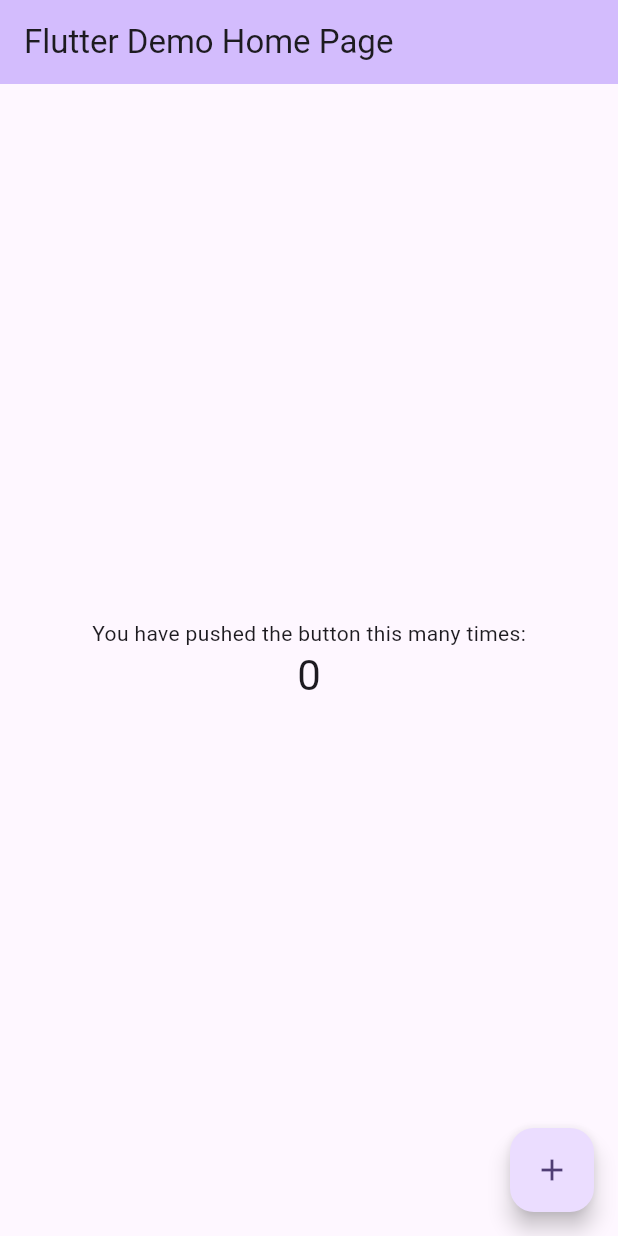
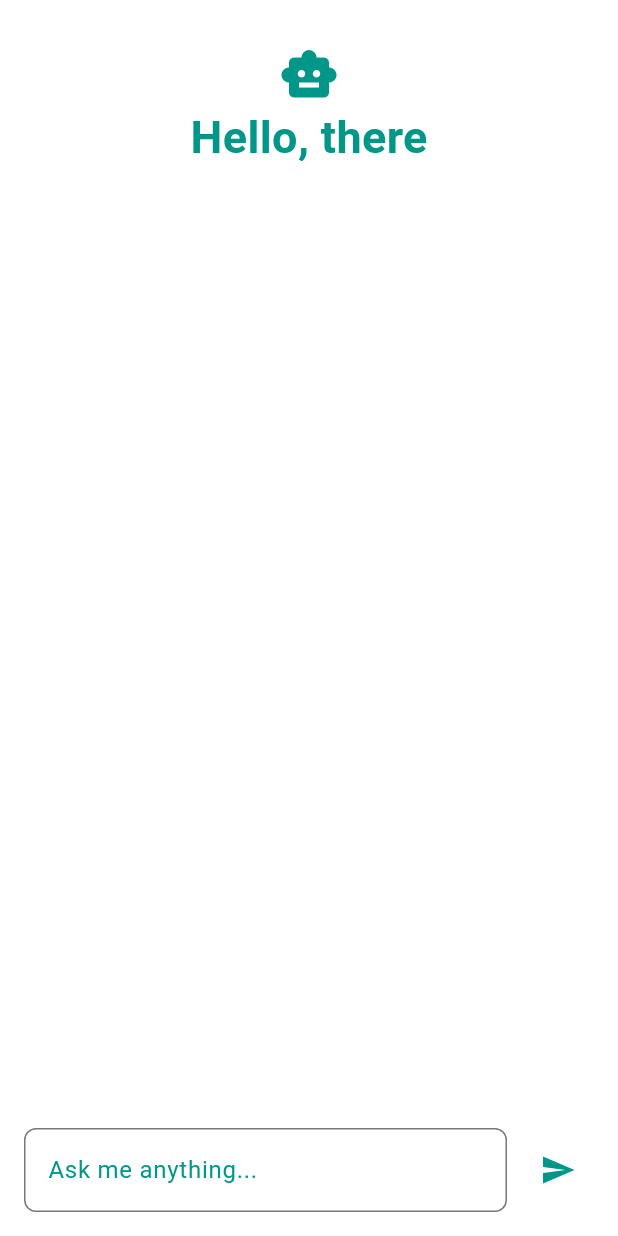
Before and after one commit to shashankpathak7798/cl_hackathon, a Flutter app: the screen it shows after launch, on a phone screen of 412 x 824 dp. Run offline on Flutter 3.47's test engine with Material 3 defaults, Android fonts, the phone set to English and light mode, and no system bars.

Commit message:
chat bot

```diff
--- a/lib/main.dart
+++ b/lib/main.dart
@@ -1,3 +1,4 @@
+import 'package:cl_hackathon/module/chatbot/presentations/widgets/chat_bot_mobile_view.dart';
 import 'package:flutter/material.dart';
 
 void main() {
@@ -13,25 +14,11 @@ class MyApp extends StatelessWidget {
     return MaterialApp(
       title: 'Flutter Demo',
       theme: ThemeData(
-        // This is the theme of your application.
-        //
-        // TRY THIS: Try running your application with "flutter run". You'll see
-        // the application has a purple toolbar. Then, without quitting the app,
-        // try changing the seedColor in the colorScheme below to Colors.green
-        // and then invoke "hot reload" (save your changes or press the "hot
-        // reload" button in a Flutter-supported IDE, or press "r" if you used
-        // the command line to start the app).
-        //
-        // Notice that the counter didn't reset back to zero; the application
-        // state is not lost during the reload. To reset the state, use hot
-        // restart instead.
-        //
-        // This works for code too, not just values: Most code changes can be
-        // tested with just a hot reload.
+
         colorScheme: ColorScheme.fromSeed(seedColor: Colors.deepPurple),
         useMaterial3: true,
       ),
-      home: const MyHomePage(title: 'Flutter Demo Home Page'),
+      home: const ChatBotMobileView(),
     );
   }
 }
--- /dev/null
+++ b/lib/module/chatbot/presentations/widgets/chat_bot_mobile_view.dart
@@ -0,0 +1,102 @@
+import 'package:flutter/material.dart';
+
+class ChatBotMobileView extends StatefulWidget {
+  const ChatBotMobileView({super.key});
+
+  @override
+  State<ChatBotMobileView> createState() => _ChatBotMobileViewState();
+}
+
+class _ChatBotMobileViewState extends State<ChatBotMobileView> {
+  final TextEditingController _controller = TextEditingController();
+  final List<String> _messages = [];
+
+  void _sendMessage() {
+    if (_controller.text.trim().isNotEmpty) {
+      setState(() {
+        _messages.add(_controller.text.trim());
+        _controller.clear();
+      });
+    }
+  }
+
+  @override
+  Widget build(BuildContext context) {
+    return Scaffold(
+      backgroundColor: Colors.white,
+      body: Padding(
+        padding: const EdgeInsets.only(top: 30),
+        child: Column(
+          children: [
+            const Center(
+              child: Column(
+                children: [
+                  Icon(
+                    Icons.smart_toy,
+                    size: 40,
+                    color: Colors.teal,
+                  ),
+                  Text(
+                    "Hello, there",
+                    style: TextStyle(
+                      color: Colors.teal,
+                      fontWeight: FontWeight.bold,
+                      fontSize: 30,
+                    ),
+                  ),
+                ],
+              ),
+            ),
+            const SizedBox(height: 20),
+            Expanded(
+              child: ListView.builder(
+                padding: const EdgeInsets.symmetric(horizontal: 16),
+                itemCount: _messages.length,
+                itemBuilder: (context, index) {
+                  return Container(
+                    margin: const EdgeInsets.symmetric(vertical: 4),
+                    padding: const EdgeInsets.all(10),
+                    decoration: BoxDecoration(
+                      color: Colors.teal.shade100,
+                      borderRadius: BorderRadius.circular(8),
+                    ),
+                    child: Text(
+                      _messages[index],
+                      style: const TextStyle(fontSize: 16),
+                    ),
+                  );
+                },
+              ),
+            ),
+            Padding(
+              padding: const EdgeInsets.all(16.0),
+              child: Row(
+                children: [
+                  Expanded(
+                    child: TextField(
+                      controller: _controller,
+                      decoration: InputDecoration(
+                        hintText: "Ask me anything...",
+                        hintStyle: TextStyle(color: Colors.teal),
+                        border: OutlineInputBorder(
+                            borderRadius: BorderRadius.circular(8.0),
+                            borderSide:
+                                BorderSide(color: Colors.teal.shade900)),
+                      ),
+                      onSubmitted: (_) => _sendMessage(),
+                    ),
+                  ),
+                  const SizedBox(width: 10),
+                  IconButton(
+                    icon: const Icon(Icons.send, color: Colors.teal),
+                    onPressed: _sendMessage,
+                  ),
+                ],
+              ),
+            ),
+          ],
+        ),
+      ),
+    );
+  }
+}
```
